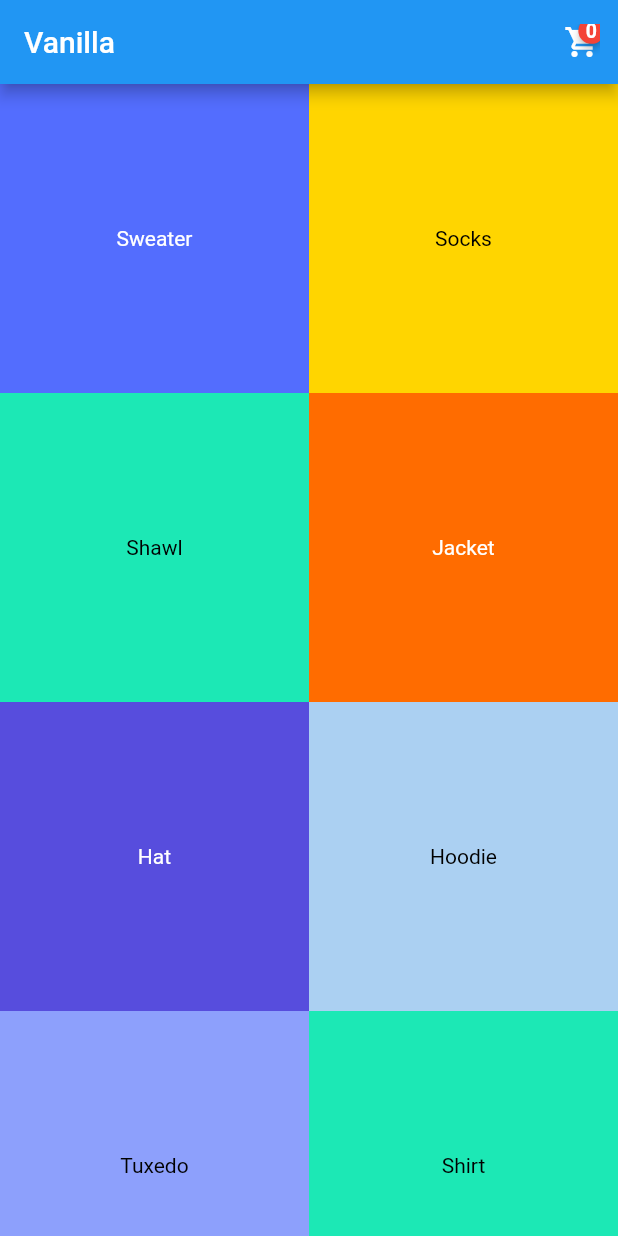
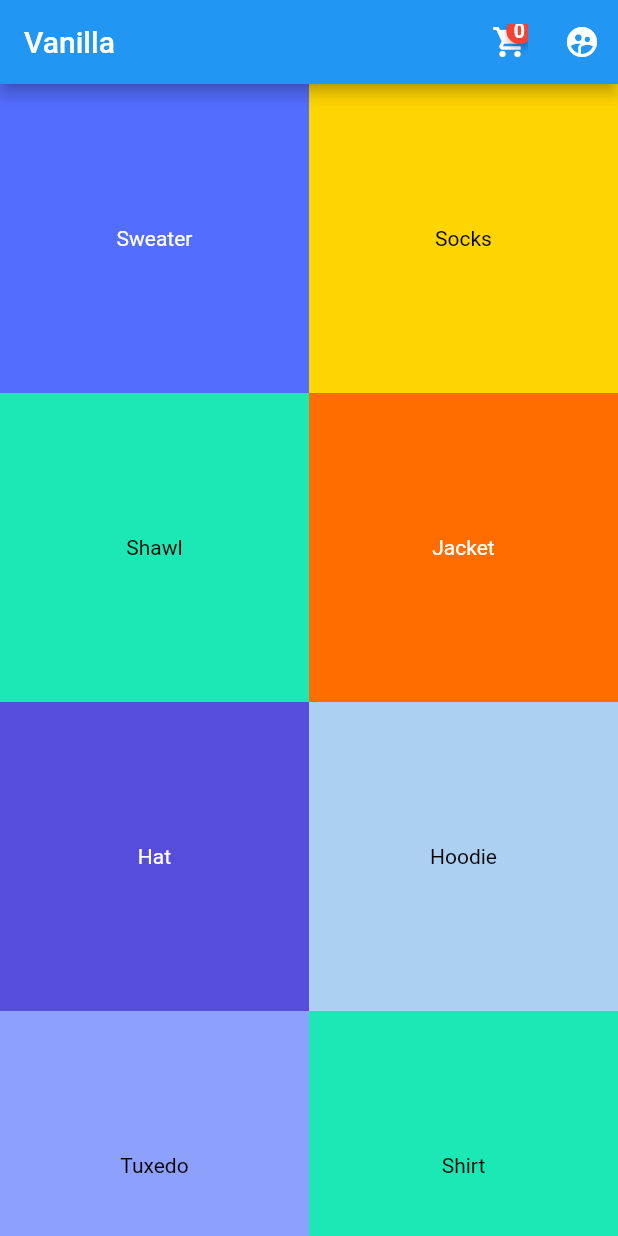
Before and after one commit to takacube/FlutterDemo, a Flutter app: the screen it shows after launch, on a phone screen of 412 x 824 dp. Run offline on Flutter 3.47's test engine with Material 2 defaults, Android fonts, the phone set to English and light mode, and no system bars.

```diff
--- a/lib/cart/common/widget/cart_button.dart
+++ b/lib/cart/common/widget/cart_button.dart
@@ -6,7 +6,7 @@ class CartButton extends StatefulWidget {
   final Color badgeColor;
   final Color badgeTextColor;
 
-  CartButton({
+  const CartButton({
     Key? key,
     required this.itemCount,
     required this.onPressed,
--- a/lib/cart/common/widget/cart_page.dart
+++ b/lib/cart/common/widget/cart_page.dart
@@ -5,7 +5,7 @@ import 'package:flutter_todo/cart/common/utils/is_dark.dart';
 
 
 class CartPage extends StatelessWidget {
-  CartPage(this.cart);
+  const CartPage({Key? key, required this.cart}) :super(key: key);
   final Cart cart;
 
   static const routeName = '/cart';
@@ -14,7 +14,7 @@ class CartPage extends StatelessWidget {
   Widget build(BuildContext context) {
     return Scaffold(
       appBar: AppBar(
-        title: Text("Your Cart")
+        title: const Text("Your Cart")
       ),
       body: cart.items.isEmpty
           ? Center(
@@ -27,7 +27,7 @@ class CartPage extends StatelessWidget {
 }
 
 class ItemTitle extends StatelessWidget {
-  ItemTitle({required this.item});
+  const ItemTitle({Key? key, required this.item}) :super(key: key);
   final CartItem item;
 
   @override
--- a/lib/cart/common/widget/product_square.dart
+++ b/lib/cart/common/widget/product_square.dart
@@ -6,7 +6,7 @@ class ProductSquare extends StatelessWidget {
   final Product product;
   final GestureTapCallback onTap;
 
-  ProductSquare({Key? key, required this.product, required this.onTap,
+  const ProductSquare({Key? key, required this.product, required this.onTap,
   }) : super(key: key);
 
   @override
--- /dev/null
+++ b/lib/cart/common/widget/user_button.dart
@@ -0,0 +1,39 @@
+import 'package:flutter/material.dart';
+
+class UserButton extends StatefulWidget {
+  final VoidCallback onPressed;
+  final int itemCount;
+  final Color badgeColor;
+  final Color badgeTextColor;
+
+  const UserButton({
+    Key? key,
+    required this.itemCount,
+    required this.onPressed,
+    this.badgeColor=Colors.red,
+    this.badgeTextColor=Colors.white,
+    }) :  assert(itemCount >= 0),
+          super(key: key);
+  @override
+  UserButtonState createState() {
+    return UserButtonState();
+  }
+}
+
+class UserButtonState extends State<UserButton>{
+
+    @override
+    Widget build(BuildContext context) {
+      return IconButton(
+        icon: Stack(
+          children: [const Icon(Icons.supervised_user_circle_sharp)],
+        ),
+        onPressed: widget.onPressed
+      );
+    }
+
+    @override
+    void initState() {
+      super.initState();
+    }
+  }
--- a/lib/cart/src/vanilla/main.dart
+++ b/lib/cart/src/vanilla/main.dart
@@ -6,6 +6,8 @@ import 'package:flutter_todo/cart/common/widget/cart_button.dart';
 import 'package:flutter_todo/cart/common/widget/cart_page.dart';
 import 'package:flutter_todo/cart/common/widget/product_square.dart';
 import 'package:flutter_todo/cart/common/widget/theme.dart';
+import 'package:flutter_todo/cart/common/widget/user_button.dart';
+import 'package:flutter_todo/cart/common/widget/user_page.dart';
 
 void main() {
   runApp(MyApp());
@@ -22,7 +24,8 @@ class MyApp extends StatelessWidget {
       //home: MyHomePage(cart: cart),
       routes: <String, WidgetBuilder>{
         "/": (context) => MyHomePage(cart: cart),
-        CartPage.routeName: (context) => CartPage(cart),
+        CartPage.routeName: (context) => CartPage(cart: cart),
+        UserPage.routeName: (context) => const UserPage(user: "Takanao"),
       },
     );
   }
@@ -57,7 +60,8 @@ class MyHomePageState extends State<MyHomePage> {
             onPressed: () {
               Navigator.of(context).pushNamed(CartPage.routeName);
             },
-          )
+          ),
+          UserButton(itemCount: 1, onPressed: () => Navigator.of(context).pushNamed(UserPage.routeName))
         ],
       ),
       body: ProductGrid(
```
Also changed, not shown: lib/cart/common/models/catalog.dart (+0 -9 lines), lib/cart/common/models/user.dart (added, +17 -0 lines), lib/cart/common/models/users.dart (added, +38 -0 lines), lib/cart/common/widget/user_page.dart (added, +50 -0 lines).
